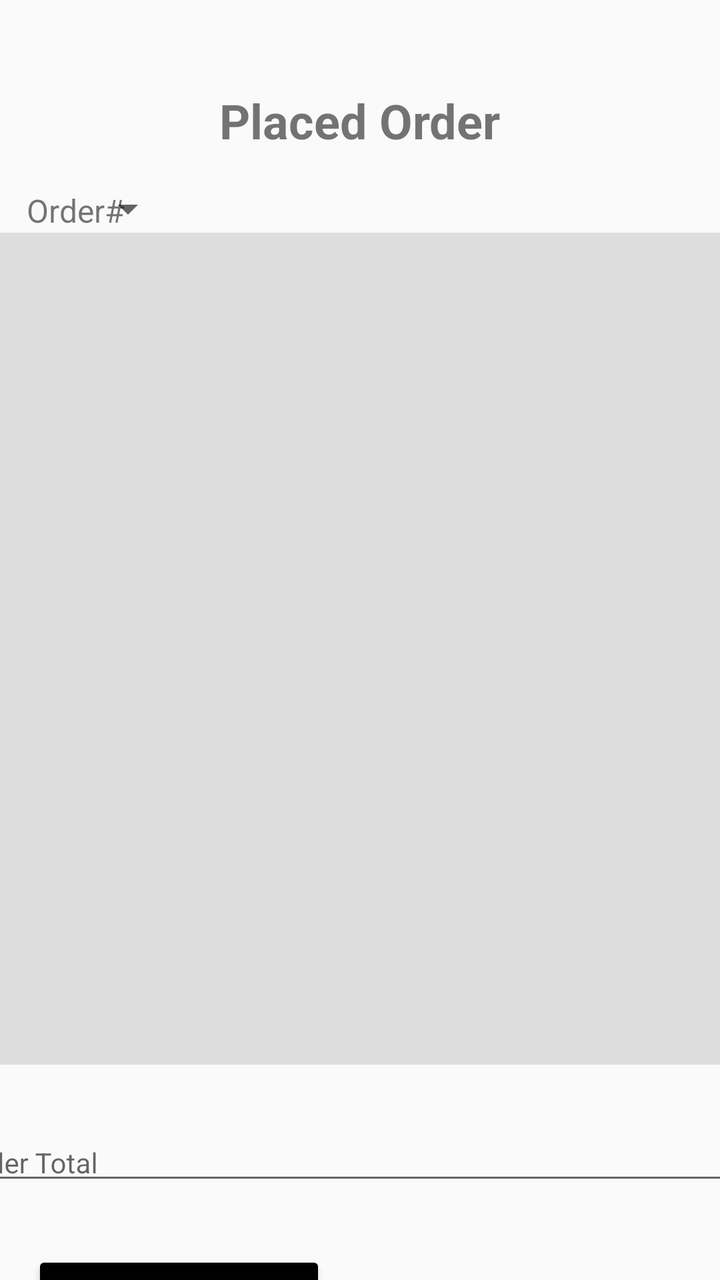
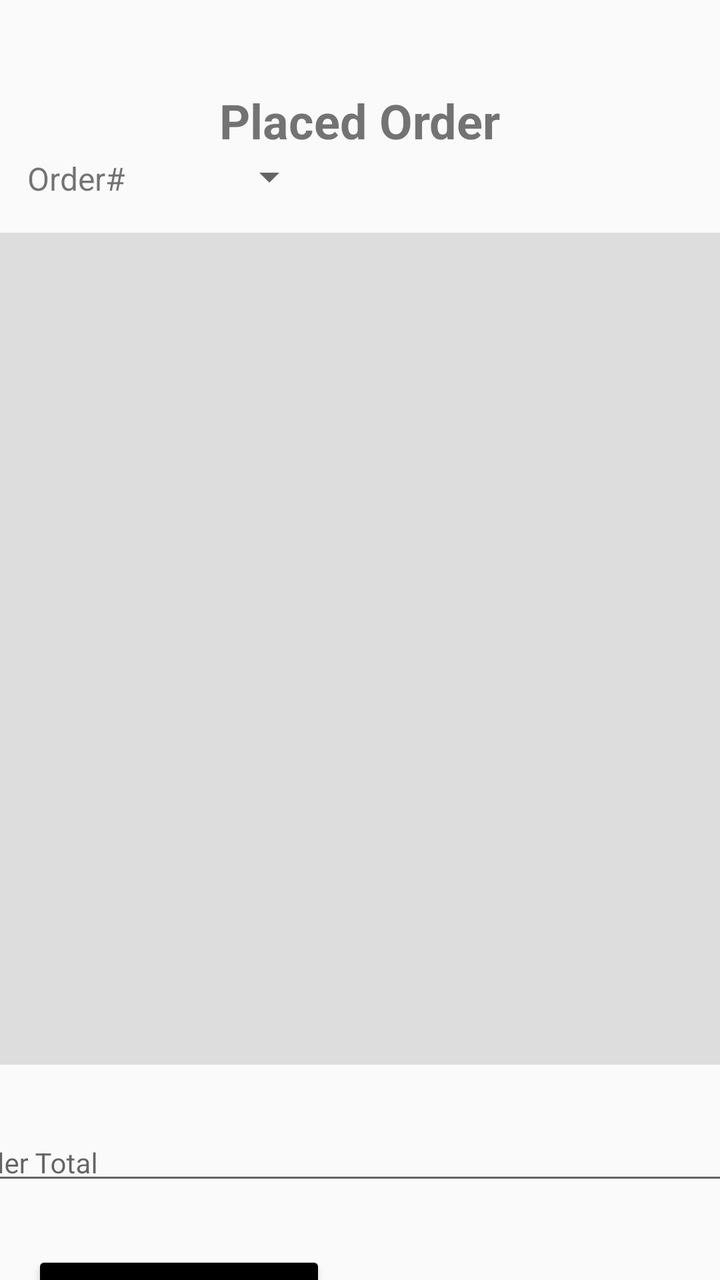

The first picture is an Android layout as it rendered before a commit; the second is the same layout after the commit. The layout source and the unified diff follow.
<!-- AndroidManifest.xml: application theme Theme.RUPizza -->
<!-- res/layout/placed_orders.xml -->
<?xml version="1.0" encoding="utf-8"?>
<androidx.constraintlayout.widget.ConstraintLayout xmlns:android="http://schemas.android.com/apk/res/android"
    xmlns:app="http://schemas.android.com/apk/res-auto"
    xmlns:tools="http://schemas.android.com/tools"
    android:id="@+id/main"
    android:layout_width="match_parent"
    android:layout_height="match_parent">
    

    <TextView
        android:id="@+id/textView2"
        android:layout_width="wrap_content"
        android:layout_height="wrap_content"
        android:layout_marginTop="44dp"
        android:gravity="center"
        android:text="@string/placeOrderTitle"
        android:textSize="24sp"
        android:textStyle="bold"
        app:layout_constraintEnd_toEndOf="parent"
        app:layout_constraintHorizontal_bias="0.498"
        app:layout_constraintStart_toStartOf="parent"
        app:layout_constraintTop_toTopOf="parent" />

    <ListView
        android:id="@+id/listView2"
        android:layout_width="384dp"
        android:layout_height="416dp"
        android:layout_marginTop="40dp"
        android:background="#DEDDDD"
        app:layout_constraintEnd_toEndOf="parent"
        app:layout_constraintHorizontal_bias="0.533"
        app:layout_constraintStart_toStartOf="parent"
        app:layout_constraintTop_toBottomOf="@+id/textView2" />

    <TextView
        android:layout_width="wrap_content"
        android:layout_height="26dp"
        android:gravity="center_vertical"
        android:text="@string/orderNumLabel"
        android:textSize="16sp"
        app:layout_constraintEnd_toEndOf="parent"
        app:layout_constraintHorizontal_bias="0.043"
        app:layout_constraintStart_toStartOf="parent"
        app:layout_constraintTop_toTopOf="@+id/sp_orderNum" />

    <com.google.android.material.textfield.TextInputLayout
        android:id="@+id/textInputLayout"
        android:layout_width="409dp"
        android:layout_height="45dp"
        android:layout_marginTop="20dp"
        app:layout_constraintEnd_toEndOf="parent"
        app:layout_constraintStart_toStartOf="parent"
        app:layout_constraintTop_toBottomOf="@+id/listView2">

        <com.google.android.material.textfield.TextInputEditText
            android:id="@+id/orderTotal"
            android:layout_width="match_parent"
            android:layout_height="wrap_content"
            android:editable="false"
            android:hint="@string/ordertotal"
            android:textSize="14sp" />
    </com.google.android.material.textfield.TextInputLayout>

    <Spinner
        android:id="@+id/sp_orderNum"
        android:layout_width="88dp"
        android:layout_height="24dp"
        android:layout_marginStart="16dp"
        android:layout_marginTop="16dp"
        app:layout_constraintStart_toEndOf="@+id/tv_orderNum"
        app:layout_constraintTop_toBottomOf="@+id/textView2" />

    <Button
        android:id="@+id/cancelOrder_button"
        android:layout_width="147dp"
        android:layout_height="42dp"
        android:layout_marginStart="16dp"
        android:layout_marginTop="28dp"
        android:backgroundTint="@color/black"
        android:onClick="cancelOrder"
        android:text="@string/bt_cancelOrder"
        android:textColor="@color/white"
        app:layout_constraintStart_toStartOf="parent"
        app:layout_constraintTop_toBottomOf="@+id/textInputLayout" />

</androidx.constraintlayout.widget.ConstraintLayout>
<!-- resources referenced by this layout -->
<resources>
  <color name="black">#FF000000</color>
  <color name="white">#FFFFFFFF</color>
  <string name="bt_cancelOrder">CANCEL ORDER</string>
  <string name="orderNumLabel">Order# </string>
  <string name="ordertotal">Order Total</string>
  <string name="placeOrderTitle">Placed Order</string>
  <style name="Theme.RUPizza" parent="Theme.AppCompat.Light.NoActionBar">
          
          <item name="colorPrimary">@color/purple_500</item>
          <item name="colorPrimaryDark">@color/purple_700</item>
          <item name="colorAccent">@color/teal_200</item>
      </style>
  <color name="purple_500">#FF6200EE</color>
  <color name="purple_700">#FF3700B3</color>
  <color name="teal_200">#FF03DAC5</color>
</resources>

<!-- the commit's change to res/layout/placed_orders.xml (unified diff, before → after) -->
@@ -33,13 +33,14 @@
         app:layout_constraintTop_toBottomOf="@+id/textView2" />
 
     <TextView
+        android:id="@+id/textView6"
         android:layout_width="wrap_content"
         android:layout_height="26dp"
         android:gravity="center_vertical"
         android:text="@string/orderNumLabel"
         android:textSize="16sp"
         app:layout_constraintEnd_toEndOf="parent"
-        app:layout_constraintHorizontal_bias="0.043"
+        app:layout_constraintHorizontal_bias="0.044"
         app:layout_constraintStart_toStartOf="parent"
         app:layout_constraintTop_toTopOf="@+id/sp_orderNum" />
 
@@ -65,9 +66,9 @@
         android:id="@+id/sp_orderNum"
         android:layout_width="88dp"
         android:layout_height="24dp"
-        android:layout_marginStart="16dp"
-        android:layout_marginTop="16dp"
-        app:layout_constraintStart_toEndOf="@+id/tv_orderNum"
+        app:layout_constraintEnd_toEndOf="parent"
+        app:layout_constraintHorizontal_bias="0.038"
+        app:layout_constraintStart_toEndOf="@+id/textView6"
         app:layout_constraintTop_toBottomOf="@+id/textView2" />
 
     <Button
